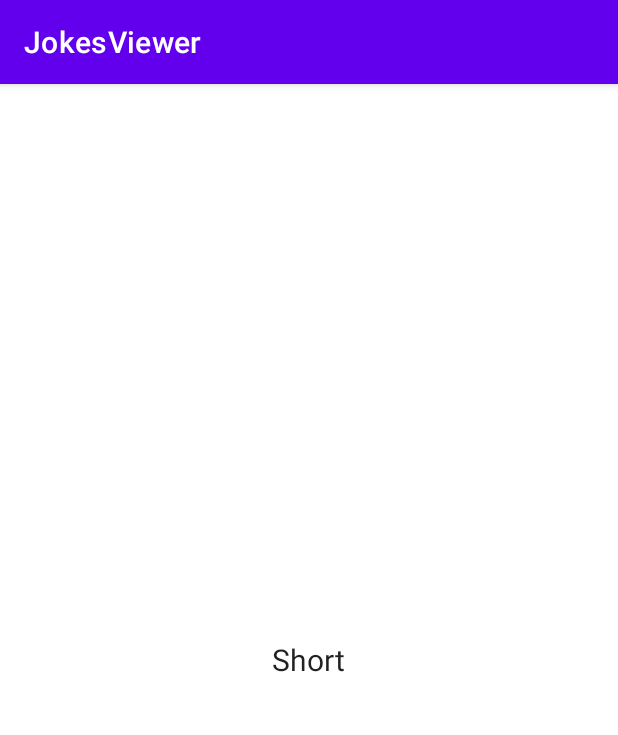
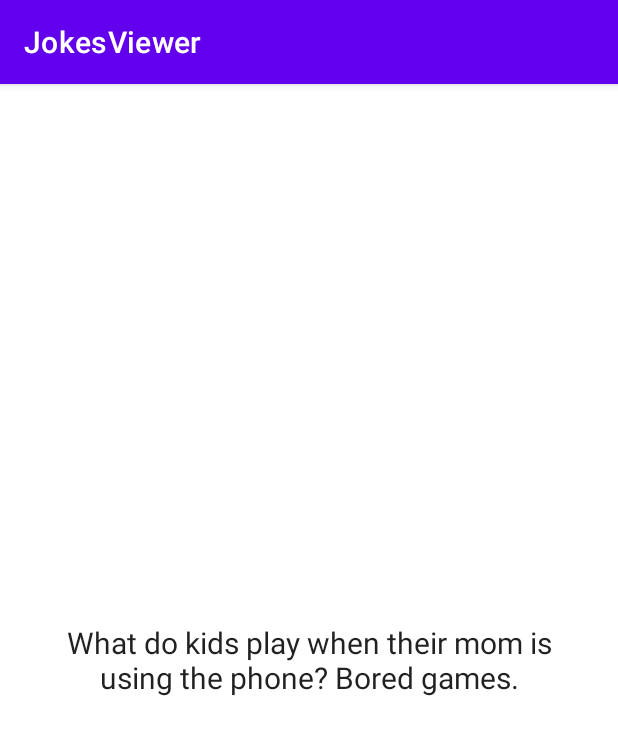
Before and after one commit to abhranja-sudo/JokesViewer, an Android app: the screen it shows after launch (MainActivity), on a phone screen of 412 x 824 dp. Shown: the top 735 px of the screen. Run offline under Robolectric (Android 15) with nearby library versions, the phone set to English and light mode, and no system bars.

Commit message:
context_menu

```diff
--- a/app/src/main/java/com/ar50645/jokesviewer/JokesFragment.kt
+++ b/app/src/main/java/com/ar50645/jokesviewer/JokesFragment.kt
@@ -1,18 +1,16 @@
 package com.ar50645.jokesviewer
 
 import android.os.Bundle
-import android.view.LayoutInflater
-import android.view.MotionEvent
-import android.view.View
-import android.view.ViewGroup
+import android.view.*
 import android.widget.TextView
+import android.widget.Toast
 import androidx.fragment.app.Fragment
 import kotlin.math.abs
 
 
 class JokesFragment: Fragment() {
     private var initTouchY = 0
-    private var initJokeArrayIndex = 0
+    private var jokeIndex = 0
 
     private lateinit var jokeTextView: TextView
     var jokesArray: Array<String> = emptyArray()
@@ -21,11 +19,22 @@ class JokesFragment: Fragment() {
         fun newInstance() = JokesFragment()
     }
 
+    override fun onCreateContextMenu(
+        menu: ContextMenu,
+        v: View,
+        menuInfo: ContextMenu.ContextMenuInfo?
+    ) {
+        super.onCreateContextMenu(menu, v, menuInfo)
+        activity?.menuInflater?.inflate(R.menu.context_menu, menu)
+    }
+
     override fun onCreateView(inflater: LayoutInflater, container: ViewGroup?,
                               savedInstanceState: Bundle?): View {
         val parentView = inflater.inflate(R.layout.fragment_joke, container, false)
         jokeTextView = parentView.findViewById(R.id.jokeTextView)
         jokesArray = getResources().getStringArray((R.array.jokes))
+
+        registerForContextMenu(jokeTextView)
 
         // Moving finger up or down changes jokes
         parentView.setOnTouchListener { v, event ->
@@ -37,11 +46,13 @@ class JokesFragment: Fragment() {
                 MotionEvent.ACTION_MOVE -> {
                     val y = event.y.toInt()
 
-                    // See if movement is at least 20 pixels
-                    if (abs(y - initTouchY) >= 40) {
+                    // See if movement is at least 500 pixels
+                    if (abs(y - initTouchY) >= 500) {
                         if (y > initTouchY) {
+                            jokeIndex--
                             updateJoke()
                         } else {
+                            jokeIndex++
                             updateJoke()
                         }
                         initTouchY = y
@@ -60,13 +71,31 @@ class JokesFragment: Fragment() {
         if (savedInstanceState == null) {
             updateJoke()
         } else {
-            //TODO: retrieve the value if thats saved
+            updateJoke()
         }
+    }
 
-
+    override fun onContextItemSelected(item: MenuItem): Boolean {
+        return when (item.itemId) {
+            R.id.next -> {
+                jokeIndex++
+                updateJoke()
+                true
+            }
+            R.id.prev -> {
+                jokeIndex--
+                updateJoke()
+                true
+            }
+            else -> super.onContextItemSelected(item)
+        }
     }
 
     private fun updateJoke() {
-        jokeTextView.text = jokesArray.get(initJokeArrayIndex++)
+        if(jokeIndex < 0 || jokeIndex >= jokesArray.size) {
+            Toast.makeText(activity, "no more jokes to display", Toast.LENGTH_SHORT).show()
+            return
+        }
+        jokeTextView.text = jokesArray.get(jokeIndex)
     }
 }
--- a/app/src/main/java/com/ar50645/jokesviewer/MainActivity.kt
+++ b/app/src/main/java/com/ar50645/jokesviewer/MainActivity.kt
@@ -2,6 +2,7 @@ package com.ar50645.jokesviewer
 
 import androidx.appcompat.app.AppCompatActivity
 import android.os.Bundle
+import android.view.Menu
 
 class MainActivity : AppCompatActivity() {
     override fun onCreate(savedInstanceState: Bundle?) {
--- /dev/null
+++ b/app/src/main/res/menu/context_menu.xml
@@ -0,0 +1,9 @@
+<?xml version="1.0" encoding="utf-8"?>
+<menu xmlns:android="http://schemas.android.com/apk/res/android">
+    <item android:id="@+id/next"
+        android:title="@string/next">
+    </item>
+    <item android:id="@+id/prev"
+        android:title="@string/prev">
+    </item>
+</menu>
--- a/app/src/main/res/values/strings.xml
+++ b/app/src/main/res/values/strings.xml
@@ -1,9 +1,25 @@
 <resources>
     <string name="app_name">JokesViewer</string>
-    <string name="jk1">Roll length?</string>
     <string-array name="jokes">
-        <item>Short</item>
-        <item>Medium</item>
-        <item>Long</item>
+        <item>What do kids play when their mom is using the phone? Bored games.</item>
+        <item>What do you call an ant who fights crime? A vigilANTe!</item>
+        <item>Why are snails slow? Because they’re carrying a house on their back.</item>
+        <item>What’s the smartest insect? A spelling bee!</item>
+        <item>What does a storm cloud wear under his raincoat? Thunderwear.</item>
+        <item>What is fast, loud and crunchy? A rocket chip.</item>
+        <item>How does the ocean say hi? It waves!</item>
+        <item>What do you call a couple of chimpanzees sharing an Amazon account? PRIME-mates.</item>
+        <item>Why did the teddy bear say no to dessert? Because she was stuffed.</item>
+        <item>Why did the soccer player take so long to eat dinner? Because he thought he couldn’t use his hands.</item>
+        <item>Name the kind of tree you can hold in your hand? A palm tree!</item>
+        <item>What do birds give out on Halloween? Tweets.</item>
+        <item>What has ears but cannot hear? A cornfield.</item>
+        <item>What’s a cat’s favorite dessert? A bowl full of mice-cream.</item>
+        <item>Where did the music teacher leave her keys? In the piano!</item>
+        <item>What did the policeman say to his hungry stomach? “Freeze. You’re under a vest.”</item>
     </string-array>
+
+    <string name="next">next joke</string>
+    <string name="prev">previous joke</string>
+
 </resources>
```
